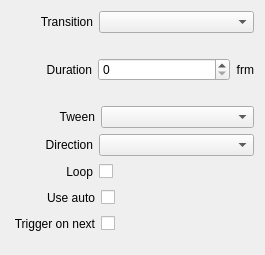
First picture: the form in src/Widgets/Inspector/InspectorAudioWidget.ui, repository CasparCG/client, before the edit.
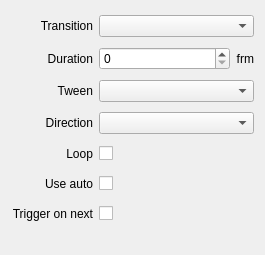
Second picture: the form after the edit.

Commit message: InspectorAudioWidget: simplify layout

Diff of the .ui file:
```diff
--- a/src/Widgets/Inspector/InspectorAudioWidget.ui
+++ b/src/Widgets/Inspector/InspectorAudioWidget.ui
@@ -16,76 +16,8 @@
     <verstretch>0</verstretch>
    </sizepolicy>
   </property>
-  <layout class="QVBoxLayout" name="verticalLayout">
-   <item>
-    <layout class="QHBoxLayout" name="horizontalLayoutTransition">
-     <item>
-      <spacer name="horizontalSpacerTransition">
-       <property name="orientation">
-        <enum>Qt::Horizontal</enum>
-       </property>
-       <property name="sizeType">
-        <enum>QSizePolicy::Fixed</enum>
-       </property>
-       <property name="sizeHint" stdset="0">
-        <size>
-         <width>29</width>
-         <height>20</height>
-        </size>
-       </property>
-      </spacer>
-     </item>
-     <item>
-      <widget class="QLabel" name="labelTransition">
-       <property name="text">
-        <string>Transition</string>
-       </property>
-       <property name="alignment">
-        <set>Qt::AlignRight|Qt::AlignTrailing|Qt::AlignVCenter</set>
-       </property>
-      </widget>
-     </item>
-     <item>
-      <widget class="QComboBox" name="comboBoxTransition">
-       <property name="sizePolicy">
-        <sizepolicy hsizetype="Expanding" vsizetype="Fixed">
-         <horstretch>0</horstretch>
-         <verstretch>0</verstretch>
-        </sizepolicy>
-       </property>
-      </widget>
-     </item>
-    </layout>
-   </item>
-   <item>
-    <layout class="QHBoxLayout" name="horizontalLayoutTransitionDuration">
-     <item>
-      <spacer name="horizontalSpacerTransitionDuration">
-       <property name="orientation">
-        <enum>Qt::Horizontal</enum>
-       </property>
-       <property name="sizeType">
-        <enum>QSizePolicy::Fixed</enum>
-       </property>
-       <property name="sizeHint" stdset="0">
-        <size>
-         <width>35</width>
-         <height>20</height>
-        </size>
-       </property>
-      </spacer>
-     </item>
-     <item>
-      <widget class="QLabel" name="labelTransitionDuration">
-       <property name="text">
-        <string>Duration</string>
-       </property>
-       <property name="alignment">
-        <set>Qt::AlignRight|Qt::AlignTrailing|Qt::AlignVCenter</set>
-       </property>
-      </widget>
-     </item>
-     <item>
+  <layout class="QGridLayout" name="gridLayout">
+   <item row="1" column="1">
       <widget class="QSpinBox" name="spinBoxTransitionDuration">
        <property name="sizePolicy">
         <sizepolicy hsizetype="Expanding" vsizetype="Fixed">
@@ -98,37 +30,80 @@
        </property>
       </widget>
      </item>
-     <item>
-      <widget class="QLabel" name="labelFrm1">
-       <property name="text">
-        <string>frm</string>
-       </property>
-       <property name="alignment">
-        <set>Qt::AlignRight|Qt::AlignTrailing|Qt::AlignVCenter</set>
-       </property>
-      </widget>
-     </item>
-    </layout>
-   </item>
-   <item>
-    <layout class="QHBoxLayout" name="horizontalLayoutTween">
-     <item>
-      <spacer name="horizontalSpacerTween">
+   <item row="9" column="0">
+    <spacer name="verticalSpacerAudio">
        <property name="orientation">
-        <enum>Qt::Horizontal</enum>
+      <enum>Qt::Vertical</enum>
        </property>
        <property name="sizeType">
         <enum>QSizePolicy::Fixed</enum>
        </property>
        <property name="sizeHint" stdset="0">
         <size>
-         <width>48</width>
+       <width>20</width>
+       <height>10</height>
+      </size>
+     </property>
+    </spacer>
+   </item>
+   <item row="3" column="1" colspan="2">
+    <widget class="QComboBox" name="comboBoxDirection">
+     <property name="sizePolicy">
+      <sizepolicy hsizetype="Expanding" vsizetype="Fixed">
+       <horstretch>0</horstretch>
+       <verstretch>0</verstretch>
+      </sizepolicy>
+     </property>
+    </widget>
+   </item>
+   <item row="4" column="1" colspan="2">
+    <layout class="QHBoxLayout" name="horizontalLayoutLoop">
+     <item>
+      <widget class="QCheckBox" name="checkBoxLoop">
+       <property name="layoutDirection">
+        <enum>Qt::RightToLeft</enum>
+       </property>
+       <property name="text">
+        <string/>
+       </property>
+      </widget>
+     </item>
+     <item>
+      <spacer name="horizontalSpacerLoop2">
+       <property name="orientation">
+        <enum>Qt::Horizontal</enum>
+       </property>
+       <property name="sizeHint" stdset="0">
+        <size>
+         <width>40</width>
          <height>20</height>
         </size>
        </property>
       </spacer>
      </item>
-     <item>
+    </layout>
+   </item>
+   <item row="0" column="1" colspan="2">
+    <widget class="QComboBox" name="comboBoxTransition">
+     <property name="sizePolicy">
+      <sizepolicy hsizetype="Expanding" vsizetype="Fixed">
+       <horstretch>0</horstretch>
+       <verstretch>0</verstretch>
+      </sizepolicy>
+     </property>
+    </widget>
+   </item>
+   <item row="2" column="1" colspan="2">
+    <widget class="QComboBox" name="comboBoxTween">
+     <property name="sizePolicy">
+      <sizepolicy hsizetype="Expanding" vsizetype="Fixed">
+       <horstretch>0</horstretch>
+       <verstretch>0</verstretch>
+      </sizepolicy>
+     </property>
+    </widget>
+   </item>
+   <item row="2" column="0">
       <widget class="QLabel" name="labelTween">
        <property name="text">
         <string>Tween</string>
@@ -138,37 +113,7 @@
        </property>
       </widget>
      </item>
-     <item>
-      <widget class="QComboBox" name="comboBoxTween">
-       <property name="sizePolicy">
-        <sizepolicy hsizetype="Expanding" vsizetype="Fixed">
-         <horstretch>0</horstretch>
-         <verstretch>0</verstretch>
-        </sizepolicy>
-       </property>
-      </widget>
-     </item>
-    </layout>
-   </item>
-   <item>
-    <layout class="QHBoxLayout" name="horizontalLayoutDirection">
-     <item>
-      <spacer name="horizontalSpacerDirection">
-       <property name="orientation">
-        <enum>Qt::Horizontal</enum>
-       </property>
-       <property name="sizeType">
-        <enum>QSizePolicy::Fixed</enum>
-       </property>
-       <property name="sizeHint" stdset="0">
-        <size>
-         <width>34</width>
-         <height>20</height>
-        </size>
-       </property>
-      </spacer>
-     </item>
-     <item>
+   <item row="3" column="0">
       <widget class="QLabel" name="labelDirection">
        <property name="text">
         <string>Direction</string>
@@ -178,37 +123,7 @@
        </property>
       </widget>
      </item>
-     <item>
-      <widget class="QComboBox" name="comboBoxDirection">
-       <property name="sizePolicy">
-        <sizepolicy hsizetype="Expanding" vsizetype="Fixed">
-         <horstretch>0</horstretch>
-         <verstretch>0</verstretch>
-        </sizepolicy>
-       </property>
-      </widget>
-     </item>
-    </layout>
-   </item>
-   <item>
-    <layout class="QHBoxLayout" name="horizontalLayoutLoop">
-     <item>
-      <spacer name="horizontalSpacerLoop1">
-       <property name="orientation">
-        <enum>Qt::Horizontal</enum>
-       </property>
-       <property name="sizeType">
-        <enum>QSizePolicy::Fixed</enum>
-       </property>
-       <property name="sizeHint" stdset="0">
-        <size>
-         <width>55</width>
-         <height>20</height>
-        </size>
-       </property>
-      </spacer>
-     </item>
-     <item>
+   <item row="4" column="0">
       <widget class="QLabel" name="labelLoop">
        <property name="text">
         <string>Loop</string>
@@ -218,50 +133,37 @@
        </property>
       </widget>
      </item>
-     <item>
-      <widget class="QCheckBox" name="checkBoxLoop">
-       <property name="layoutDirection">
-        <enum>Qt::RightToLeft</enum>
-       </property>
+   <item row="1" column="0">
+    <widget class="QLabel" name="labelTransitionDuration">
        <property name="text">
-        <string/>
-       </property>
-      </widget>
-     </item>
-     <item>
-      <spacer name="horizontalSpacerLoop2">
-       <property name="orientation">
-        <enum>Qt::Horizontal</enum>
-       </property>
-       <property name="sizeHint" stdset="0">
-        <size>
-         <width>40</width>
-         <height>20</height>
-        </size>
-       </property>
-      </spacer>
-     </item>
-    </layout>
-   </item>
-   <item>
-    <layout class="QHBoxLayout" name="horizontalLayoutUseAuto">
-     <item>
-      <spacer name="horizontalSpacerUseAuto1">
-       <property name="orientation">
-        <enum>Qt::Horizontal</enum>
-       </property>
-       <property name="sizeType">
-        <enum>QSizePolicy::Fixed</enum>
-       </property>
-       <property name="sizeHint" stdset="0">
-        <size>
-         <width>36</width>
-         <height>20</height>
-        </size>
-       </property>
-      </spacer>
-     </item>
-     <item>
+      <string>Duration</string>
+     </property>
+     <property name="alignment">
+      <set>Qt::AlignRight|Qt::AlignTrailing|Qt::AlignVCenter</set>
+     </property>
+    </widget>
+   </item>
+   <item row="1" column="2">
+    <widget class="QLabel" name="labelFrm1">
+     <property name="text">
+      <string>frm</string>
+     </property>
+     <property name="alignment">
+      <set>Qt::AlignRight|Qt::AlignTrailing|Qt::AlignVCenter</set>
+     </property>
+    </widget>
+   </item>
+   <item row="0" column="0">
+    <widget class="QLabel" name="labelTransition">
+     <property name="text">
+      <string>Transition</string>
+     </property>
+     <property name="alignment">
+      <set>Qt::AlignRight|Qt::AlignTrailing|Qt::AlignVCenter</set>
+     </property>
+    </widget>
+   </item>
+   <item row="5" column="0">
       <widget class="QLabel" name="labelUseAuto">
        <property name="text">
         <string>Use auto</string>
@@ -271,6 +173,8 @@
        </property>
       </widget>
      </item>
+   <item row="5" column="1" colspan="2">
+    <layout class="QHBoxLayout" name="horizontalLayoutUseAuto">
      <item>
       <widget class="QCheckBox" name="checkBoxUseAuto">
        <property name="layoutDirection">
@@ -296,25 +200,7 @@
      </item>
     </layout>
    </item>
-   <item>
-    <layout class="QHBoxLayout" name="horizontalLayoutTriggerOnNext">
-     <item>
-      <spacer name="horizontalSpacerTriggerOnNext1">
-       <property name="orientation">
-        <enum>Qt::Horizontal</enum>
-       </property>
-       <property name="sizeType">
-        <enum>QSizePolicy::Fixed</enum>
-       </property>
-       <property name="sizeHint" stdset="0">
-        <size>
-         <width>2</width>
-         <height>20</height>
-        </size>
-       </property>
-      </spacer>
-     </item>
-     <item>
+   <item row="6" column="0">
       <widget class="QLabel" name="labelTriggerOnNext">
        <property name="text">
         <string>Trigger on next</string>
@@ -324,6 +210,8 @@
        </property>
       </widget>
      </item>
+   <item row="6" column="1" colspan="2">
+    <layout class="QHBoxLayout" name="horizontalLayoutTriggerOnNext">
      <item>
       <widget class="QCheckBox" name="checkBoxTriggerOnNext">
        <property name="layoutDirection">
@@ -349,22 +237,6 @@
      </item>
     </layout>
    </item>
-   <item>
-    <spacer name="verticalSpacerAudio">
-     <property name="orientation">
-      <enum>Qt::Vertical</enum>
-     </property>
-     <property name="sizeType">
-      <enum>QSizePolicy::Fixed</enum>
-     </property>
-     <property name="sizeHint" stdset="0">
-      <size>
-       <width>20</width>
-       <height>10</height>
-      </size>
-     </property>
-    </spacer>
-   </item>
   </layout>
  </widget>
  <resources/>
```
Lines whose indentation alone changed are shown as unchanged.
